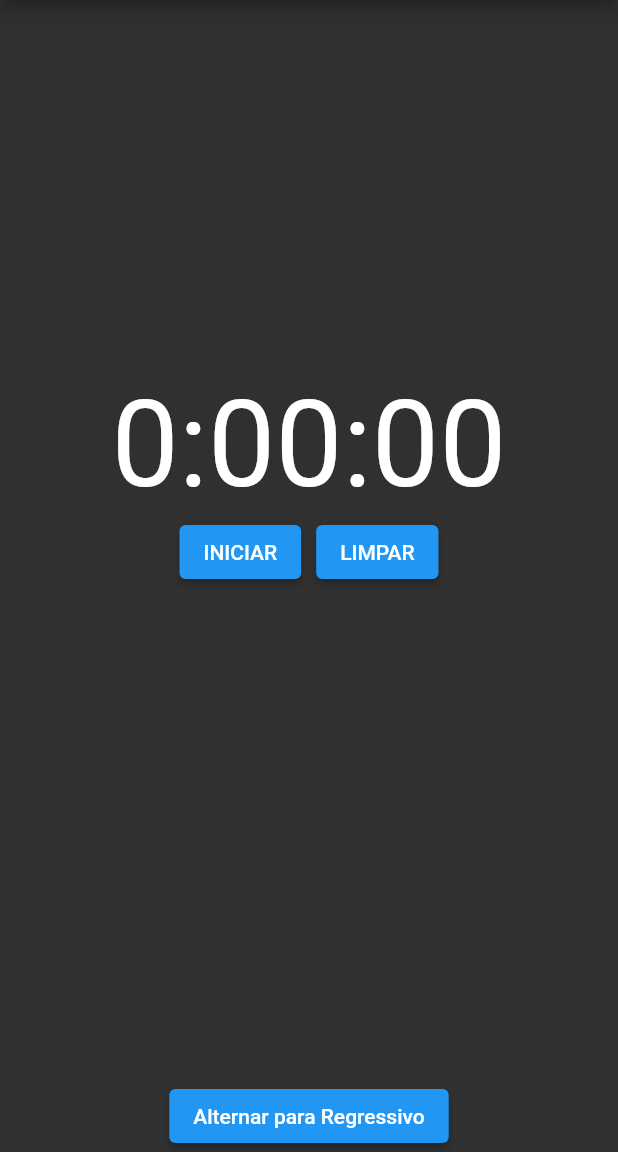
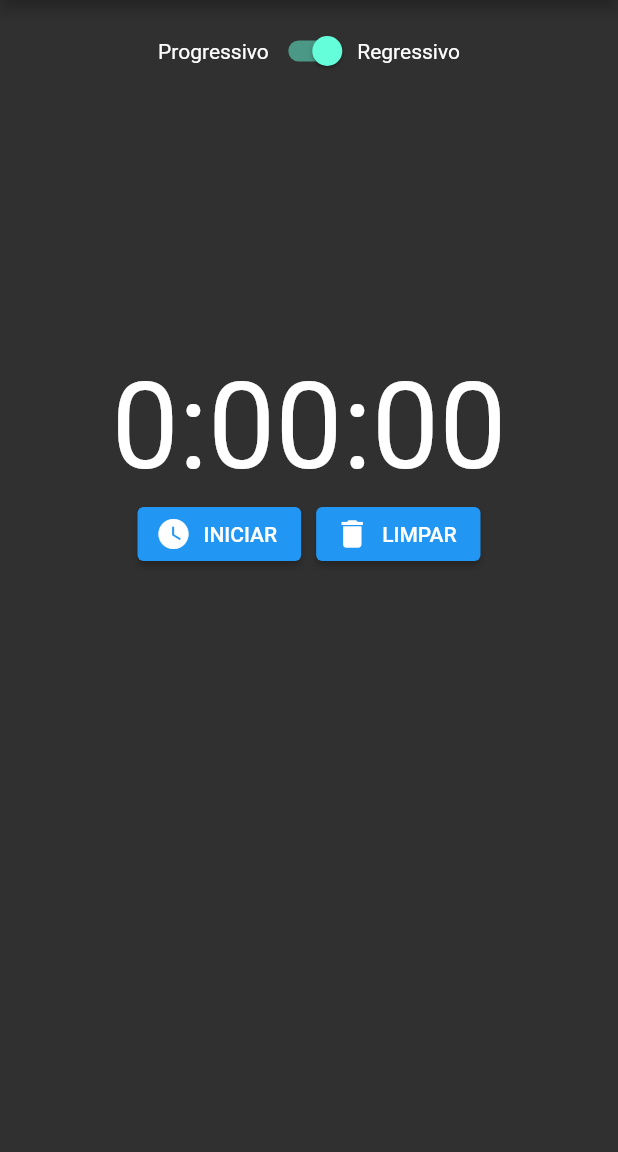
Before and after one commit to LucasDCR2/timer, a Flutter app: the screen it shows after launch, on a phone screen of 412 x 824 dp, the part 84-1236 px from its top. Run offline on Flutter 3.47's test engine with Material 2 defaults, Android fonts, the phone set to English and light mode, and no system bars; our stand-ins replace flutter_mobx, mobx; generated files the repository leaves out were written again.

Commit message:
att4 - arrumei os icones

```diff
--- a/lib/main.dart
+++ b/lib/main.dart
@@ -34,19 +34,26 @@ class MyApp extends StatelessWidget {
             ),
             body: Center(
               child: Column(
+                children: <Widget>[
+                  Container(
+                    margin: EdgeInsets.only(top: 10),
+                    child: Row(
                       mainAxisAlignment: MainAxisAlignment.center,
-                children: <Widget>[
+                      children: [
+                        Text('Progressivo'),
+                        Switch(
+                          value: cronometer.isProgressive,
+                          onChanged: cronometer.trocarProgressive,
+                        ),
+                        Text('Regressivo'),
+                      ],
+                    ),
+                  ),
                   Expanded(
                     flex: 1,
                     child: cronometer.isProgressive
                         ? _buildProgressiveLayout(cronometer)
                         : _buildRegressiveLayout(cronometer),
-                  ),
-                  ElevatedButton(
-                    onPressed: cronometer.trocarProgressive,
-                    child: Text(cronometer.isProgressive
-                        ? 'Alternar para Regressivo'
-                        : 'Alternar para Progressivo'),
                   ),
                 ],
               ),
@@ -59,7 +66,7 @@ class MyApp extends StatelessWidget {
 
   Widget _buildProgressiveLayout(TimerController cronometer) {
     return Container(
-      margin: EdgeInsets.only(top: 250),
+      margin: EdgeInsets.only(top: 180),
       child: Column(
         mainAxisAlignment: MainAxisAlignment.center,
         crossAxisAlignment: CrossAxisAlignment.center,
@@ -81,29 +88,33 @@ class MyApp extends StatelessWidget {
                     return Row(
                       mainAxisAlignment: MainAxisAlignment.center,
                       children: [
-                        ElevatedButton(
+                        ElevatedButton.icon(
                           onPressed: cronometer.stop,
-                          child: Text('PARAR'),
+                          icon: Icon(Icons.stop),
+                          label: Text('PARAR'),
                         ),
                         SizedBox(width: 10),
-                        ElevatedButton(
+                        ElevatedButton.icon(
                           onPressed: cronometer.marcar,
-                          child: Text('MARCAR'),
+                          icon: Icon(Icons.location_on),
+                          label: Text('MARCAR'),
                         ),
                       ],
                     );
                   } else {
-                    return ElevatedButton(
+                    return ElevatedButton.icon(
                       onPressed: cronometer.start,
-                      child: Text('INICIAR'),
+                      icon: Icon(Icons.watch_later),
+                      label: Text('INICIAR'),
                     );
                   }
                 },
               ),
               SizedBox(width: 10),
-              ElevatedButton(
+              ElevatedButton.icon(
                 onPressed: cronometer.clear,
-                child: Text('LIMPAR'),
+                icon: Icon(Icons.delete),
+                label: Text('LIMPAR'),
               ),
             ],
           ),
@@ -128,26 +139,30 @@ class MyApp extends StatelessWidget {
   }
 
   Widget _buildRegressiveLayout(TimerController cronometer) {
-    return Column(
+    return Container(
+      margin: EdgeInsets.only(bottom: 80),
+      child: Column(
         mainAxisAlignment: MainAxisAlignment.center,
         crossAxisAlignment: CrossAxisAlignment.center,
         children: [
           Text(
-          'Contagem regressiva: ${cronometer.countdownValue}',
+            '${cronometer.countdownValue}',
             style: TextStyle(fontSize: 24),
           ),
           SizedBox(height: 20),
           Observer(
             builder: (_) {
               if (cronometer.isRunning) {
-              return ElevatedButton(
+                return ElevatedButton.icon(
                   onPressed: cronometer.stopCountdown,
-                child: Text('PARAR'),
+                  icon: Icon(Icons.stop),
+                  label: Text('PARAR'),
                 );
               } else {
-              return ElevatedButton(
+                return ElevatedButton.icon(
                   onPressed: cronometer.startCountdown,
-                child: Text('INICIAR'),
+                  icon: Icon(Icons.watch_later),
+                  label: Text('INICIAR'),
                 );
               }
             },
@@ -161,6 +176,7 @@ class MyApp extends StatelessWidget {
             child: Text('Definir valor inicial'),
           ),
         ],
+      ),
     );
   }
 }
```
Also changed, not shown: lib/timer_controller.dart (+8 -7 lines), lib/timer_controller.g.dart. Lines whose indentation alone changed are shown as unchanged.
